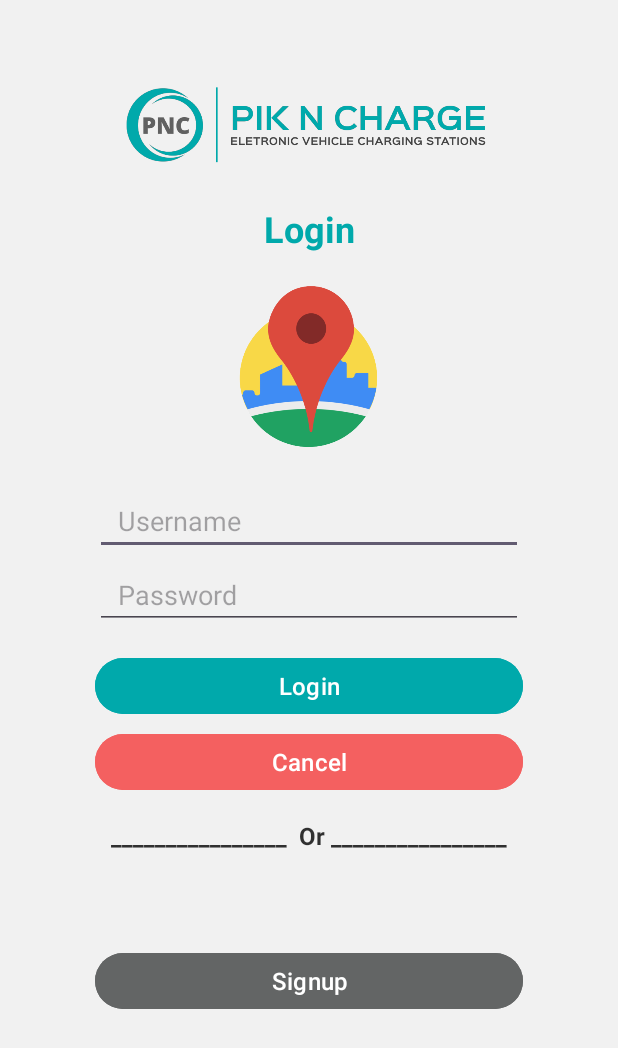
After one commit to RameshRukshan/PicNCharge, an Android app: the layout activity_login.xml on its own in the app's theme, with its tools: preview values and no code run, on a phone screen of 412 x 824 dp. The commit adds this screen. Shown: the top 1048 px of the screen. Run offline under Robolectric (Android 15) with nearby library versions, the phone set to English and light mode, and no system bars.

Commit message:
login UI Created

```diff
--- a/app/src/main/AndroidManifest.xml
+++ b/app/src/main/AndroidManifest.xml
@@ -1,6 +1,6 @@
 <?xml version="1.0" encoding="utf-8"?>
 <manifest xmlns:android="http://schemas.android.com/apk/res/android"
-    xmlns:tools="http://schemas.android.com/tools" >
+    xmlns:tools="http://schemas.android.com/tools">
 
     <application
         android:allowBackup="true"
@@ -11,7 +11,10 @@
         android:roundIcon="@mipmap/ic_launcher_round"
         android:supportsRtl="true"
         android:theme="@style/Theme.MyApplication"
-        tools:targetApi="34" >
+        tools:targetApi="34">
+        <activity
+            android:name=".login"
+            android:exported="false" />
         <activity
             android:name=".ui.login.Login"
             android:exported="false"
@@ -21,7 +24,7 @@
             android:exported="false" />
         <activity
             android:name=".MainActivity"
-            android:exported="true" >
+            android:exported="true">
             <intent-filter>
                 <action android:name="android.intent.action.MAIN" />
 
--- /dev/null
+++ b/app/src/main/java/com/picncharge/androidapp/login.kt
@@ -0,0 +1,11 @@
+package com.picncharge.androidapp
+
+import androidx.appcompat.app.AppCompatActivity
+import android.os.Bundle
+
+class login : AppCompatActivity() {
+    override fun onCreate(savedInstanceState: Bundle?) {
+        super.onCreate(savedInstanceState)
+        setContentView(R.layout.activity_login)
+    }
+}
--- /dev/null
+++ b/app/src/main/res/drawable/rounded_drawable.xml
@@ -0,0 +1,15 @@
+<?xml version="1.0" encoding="utf-8"?>
+<selector xmlns:android="http://schemas.android.com/apk/res/android">
+    <shape xmlns:android="http://schemas.android.com/apk/res/android"
+        android:shape="rectangle"
+        android:padding="10dp">
+
+        <solid android:color="#FFFFFF" />
+
+        <corners
+            android:bottomRightRadius="15dp"
+            android:bottomLeftRadius="15dp"
+            android:topLeftRadius="15dp"
+            android:topRightRadius="15dp" />
+    </shape>
+</selector>
--- /dev/null
+++ b/app/src/main/res/layout/activity_login.xml
@@ -0,0 +1,123 @@
+<?xml version="1.0" encoding="utf-8"?>
+<androidx.constraintlayout.widget.ConstraintLayout xmlns:android="http://schemas.android.com/apk/res/android"
+    xmlns:app="http://schemas.android.com/apk/res-auto"
+    xmlns:tools="http://schemas.android.com/tools"
+    android:layout_width="match_parent"
+    android:layout_height="match_parent"
+    android:background="#F1F1F1"
+    tools:context=".login">
+
+    <ImageView
+        android:id="@+id/imageView3"
+        android:layout_width="248dp"
+        android:layout_height="75dp"
+        android:layout_marginTop="45dp"
+        app:layout_constraintEnd_toEndOf="parent"
+        app:layout_constraintStart_toStartOf="parent"
+        app:layout_constraintTop_toTopOf="parent"
+        app:srcCompat="@drawable/logo_full_1" />
+
+    <TextView
+        android:id="@+id/textView2"
+        android:layout_width="wrap_content"
+        android:layout_height="wrap_content"
+        android:layout_marginTop="15dp"
+        android:text="Login"
+        android:textAlignment="center"
+        android:textColor="#00A9AB"
+        android:textSize="24sp"
+        android:textStyle="bold"
+        app:layout_constraintEnd_toEndOf="parent"
+        app:layout_constraintStart_toStartOf="parent"
+        app:layout_constraintTop_toBottomOf="@+id/imageView3" />
+
+    <ImageView
+        android:id="@+id/imageView5"
+        android:layout_width="123dp"
+        android:layout_height="122dp"
+        android:layout_marginTop="15dp"
+        app:layout_constraintEnd_toEndOf="parent"
+        app:layout_constraintStart_toStartOf="parent"
+        app:layout_constraintTop_toBottomOf="@+id/textView2"
+        app:srcCompat="@drawable/icon_placesapi_svg_and_2_more_pages___personal___microsoft__edge_1_27_2023_8_16_22_pm_removebg_preview" />
+
+    <EditText
+        android:id="@+id/txt_login_username"
+        android:layout_width="285dp"
+        android:layout_height="44dp"
+        android:layout_marginTop="20dp"
+        android:layout_marginBottom="5dp"
+        android:ems="10"
+        android:hint="Username"
+        android:inputType="text"
+        android:paddingLeft="15dp"
+        app:layout_constraintBottom_toTopOf="@+id/txt_login_password"
+        app:layout_constraintEnd_toEndOf="parent"
+        app:layout_constraintStart_toStartOf="parent"
+        app:layout_constraintTop_toBottomOf="@+id/imageView5" />
+
+    <EditText
+        android:id="@+id/txt_login_password"
+        android:layout_width="285dp"
+        android:layout_height="44dp"
+        android:layout_marginTop="5dp"
+        android:ems="10"
+        android:hint="Password"
+        android:inputType="textPassword"
+        android:paddingLeft="15dp"
+        app:layout_constraintEnd_toEndOf="parent"
+        app:layout_constraintStart_toStartOf="parent"
+        app:layout_constraintTop_toBottomOf="@+id/txt_login_username" />
+
+    <Button
+        android:id="@+id/btn_login_login"
+        android:layout_width="285dp"
+        android:layout_height="45dp"
+        android:layout_marginTop="15dp"
+        android:backgroundTint="#00A9AB"
+        android:text="Login"
+        android:textSize="16sp"
+        app:layout_constraintEnd_toEndOf="parent"
+        app:layout_constraintStart_toStartOf="parent"
+        app:layout_constraintTop_toBottomOf="@+id/txt_login_password" />
+
+    <Button
+        android:id="@+id/btn_login_cancell"
+        android:layout_width="285dp"
+        android:layout_height="45dp"
+        android:layout_marginTop="5dp"
+        android:backgroundTint="#F46060"
+        android:text="Cancel"
+        android:textSize="16sp"
+        app:layout_constraintEnd_toEndOf="parent"
+        app:layout_constraintStart_toStartOf="parent"
+        app:layout_constraintTop_toBottomOf="@+id/btn_login_login" />
+
+    <Button
+        android:id="@+id/btn_login_signup"
+        android:layout_width="285dp"
+        android:layout_height="45dp"
+        android:layout_marginTop="15dp"
+        android:layout_marginBottom="100dp"
+        android:backgroundTint="#636565"
+        android:text="Signup"
+        android:textSize="16sp"
+        app:layout_constraintBottom_toBottomOf="parent"
+        app:layout_constraintEnd_toEndOf="parent"
+        app:layout_constraintStart_toStartOf="parent"
+        app:layout_constraintTop_toBottomOf="@+id/textView3" />
+
+    <TextView
+        android:id="@+id/textView3"
+        android:layout_width="wrap_content"
+        android:layout_height="wrap_content"
+        android:layout_marginTop="15dp"
+        android:text="________________  Or ________________"
+        android:textColor="#CC000000"
+        android:textSize="16sp"
+        android:textStyle="bold"
+        app:layout_constraintEnd_toEndOf="parent"
+        app:layout_constraintStart_toStartOf="parent"
+        app:layout_constraintTop_toBottomOf="@+id/btn_login_cancell" />
+
+</androidx.constraintlayout.widget.ConstraintLayout>
--- a/app/src/main/res/layout/activity_main.xml
+++ b/app/src/main/res/layout/activity_main.xml
@@ -9,13 +9,13 @@
     tools:context=".MainActivity" >
 
     <Button
-        android:id="@+id/button"
+        android:id="@+id/btn_welcome_continue"
         android:layout_width="330dp"
-        android:layout_height="53dp"
+        android:layout_height="45dp"
         android:layout_marginBottom="15dp"
         android:backgroundTint="#00A9AB"
         android:text="Continue"
-        android:textSize="20sp"
+        android:textSize="16sp"
         android:textStyle="bold"
         app:layout_constraintBottom_toTopOf="@+id/textView"
         app:layout_constraintEnd_toEndOf="parent"
@@ -40,7 +40,7 @@
         android:layout_height="551dp"
         android:layout_marginTop="15dp"
         android:layout_marginBottom="15dp"
-        app:layout_constraintBottom_toTopOf="@+id/button"
+        app:layout_constraintBottom_toTopOf="@+id/btn_welcome_continue"
         app:layout_constraintEnd_toEndOf="parent"
         app:layout_constraintStart_toStartOf="parent"
         app:layout_constraintTop_toTopOf="parent"
```
Also changed, not shown: app/src/main/res/drawable/icon_placesapi_svg_and_2_more_pages___personal___microsoft__edge_1_27_2023_8_16_22_pm_removebg_preview.png (added), app/src/main/res/drawable/logo_full_1.png (added), app/src/main/res/drawable/new_project.png (deleted), 1 other file.
